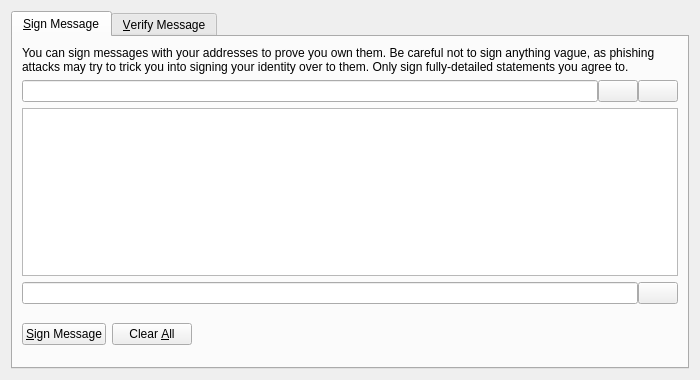
Above: src/qt/forms/signverifymessagedialog.ui from Crestington/Test7 before the change. Below: the same form after it.
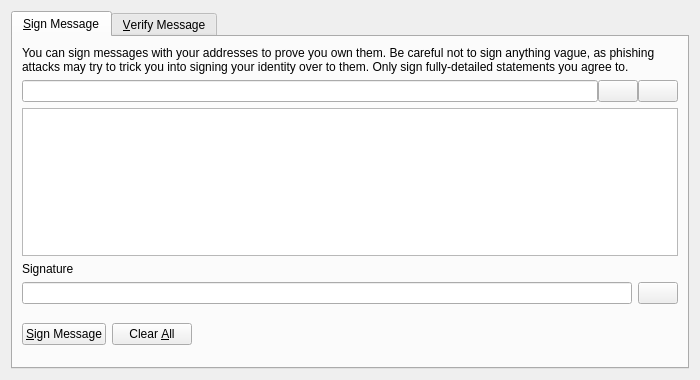
That is the form after the change. The open tabs and pages were chosen to show the change. Icons and pictures are not drawn. Custom widgets are drawn as their Qt base class.

Diff of the .ui file:
```diff
--- a/src/qt/forms/signverifymessagedialog.ui
+++ b/src/qt/forms/signverifymessagedialog.ui
@@ -104,10 +104,19 @@
          </property>
         </widget>
        </item>
+       <item>
+        <widget class="QLabel" name="signatureLabel_SM">
+         <property name="text">
+          <string>Signature</string>
+         </property>
+         <property name="textFormat">
+          <enum>Qt::PlainText</enum>
+         </property>
+        </widget>
+       </item>
        <item>
         <layout class="QHBoxLayout" name="horizontalLayout_2_SM">
          <property name="spacing">
-          <number>0</number>
          </property>
          <item>
           <widget class="QLineEdit" name="signatureOut_SM">
```
Left out of the diff: 6 changed lines with no effect on the pictures.
